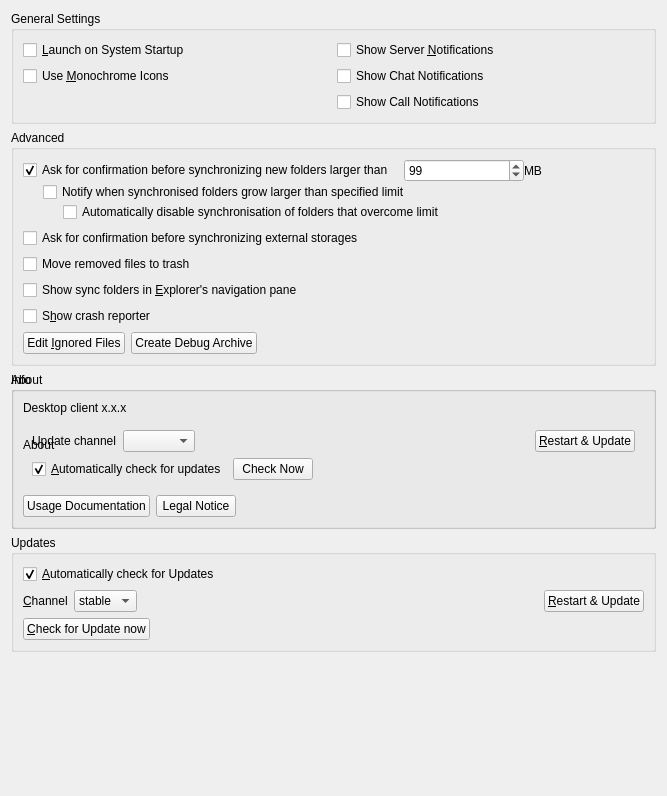
nextcloud/desktop, file src/gui/generalsettings.ui: the form before one commit.
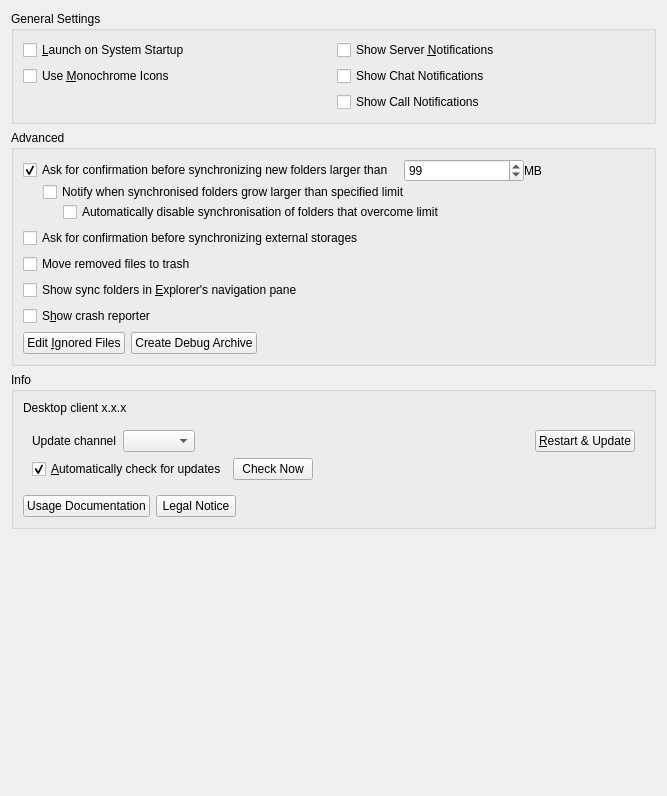
The form after the commit.

Commit message:
Fix broken general setting UI file
Looks like it was originally caused at some point by a bad rebase
conflict resolution

Diff of the .ui file:
```diff
--- a/src/gui/generalsettings.ui
+++ b/src/gui/generalsettings.ui
@@ -13,53 +13,7 @@
   <property name="windowTitle">
    <string notr="true">Form</string>
   </property>
-  <layout class="QGridLayout" name="gridLayout_3">
-   <item row="2" column="0">
-    <widget class="QGroupBox" name="aboutGroupBox">
-     <property name="title">
-      <string>About</string>
-     </property>
-     <layout class="QVBoxLayout" name="verticalLayout_3">
-      <item>
-       <widget class="QLabel" name="aboutLabel">
-        <property name="sizePolicy">
-         <sizepolicy hsizetype="Preferred" vsizetype="Minimum">
-          <horstretch>0</horstretch>
-          <verstretch>0</verstretch>
-         </sizepolicy>
-        </property>
-        <property name="text">
-         <string>About</string>
-        </property>
-       </widget>
-      </item>
-      <item>
-       <layout class="QHBoxLayout" name="horizontalLayout_6">
-        <item>
-         <widget class="QPushButton" name="legalNoticeButton">
-          <property name="text">
-           <string>Legal notice</string>
-          </property>
-         </widget>
-        </item>
-        <item>
-         <spacer name="horizontalSpacer_2">
-          <property name="orientation">
-           <enum>Qt::Horizontal</enum>
-          </property>
-          <property name="sizeHint" stdset="0">
-           <size>
-            <width>40</width>
-            <height>20</height>
-           </size>
-          </property>
-         </spacer>
-        </item>
-       </layout>
-      </item>
-     </layout>
-    </widget>
-   </item>
+  <layout class="QGridLayout" name="gridLayout_3"> 
    <item row="0" column="0">
     <widget class="QGroupBox" name="generalGroupBox">
      <property name="title">
@@ -106,122 +60,7 @@
       </item>
      </layout>
     </widget>
-   </item>
-   <item row="3" column="0">
-    <widget class="QGroupBox" name="updatesGroupBox">
-     <property name="title">
-      <string>Updates</string>
-     </property>
-     <layout class="QVBoxLayout" name="verticalLayout_2">
-      <item>
-       <layout class="QHBoxLayout" name="horizontalLayout_11">
-        <item>
-         <widget class="QCheckBox" name="autoCheckForUpdatesCheckBox">
-          <property name="text">
-           <string>&amp;Automatically check for Updates</string>
-          </property>
-          <property name="checked">
-           <bool>true</bool>
-          </property>
-         </widget>
-        </item>
-       </layout>
-      </item>
-      <item>
-       <layout class="QHBoxLayout" name="horizontalLayout_2">
-        <item>
-         <widget class="QLabel" name="updateChannelLabel">
-          <property name="sizePolicy">
-           <sizepolicy hsizetype="Maximum" vsizetype="Preferred">
-            <horstretch>0</horstretch>
-            <verstretch>0</verstretch>
-           </sizepolicy>
-          </property>
-          <property name="text">
-           <string>&amp;Channel</string>
-          </property>
-          <property name="buddy">
-           <cstring>updateChannel</cstring>
-          </property>
-         </widget>
-        </item>
-        <item>
-         <widget class="QComboBox" name="updateChannel">
-          <property name="sizePolicy">
-           <sizepolicy hsizetype="Maximum" vsizetype="Fixed">
-            <horstretch>0</horstretch>
-            <verstretch>0</verstretch>
-           </sizepolicy>
-          </property>
-          <item>
-           <property name="text">
-            <string>stable</string>
-           </property>
-          </item>
-          <item>
-           <property name="text">
-            <string>beta</string>
-           </property>
-          </item>
-         </widget>
-        </item>
-        <item>
-         <widget class="QLabel" name="updateStateLabel">
-          <property name="text">
-           <string/>
-          </property>
-          <property name="wordWrap">
-           <bool>true</bool>
-          </property>
-          <property name="openExternalLinks">
-           <bool>true</bool>
-          </property>
-         </widget>
-        </item>
-        <item>
-         <widget class="QPushButton" name="restartButton">
-          <property name="sizePolicy">
-           <sizepolicy hsizetype="Maximum" vsizetype="Fixed">
-            <horstretch>0</horstretch>
-            <verstretch>0</verstretch>
-           </sizepolicy>
-          </property>
-          <property name="text">
-           <string>&amp;Restart &amp;&amp; Update</string>
-          </property>
-         </widget>
-        </item>
-       </layout>
-      </item>
-      <item>
-       <widget class="QPushButton" name="updateButton">
-        <property name="sizePolicy">
-         <sizepolicy hsizetype="Maximum" vsizetype="Fixed">
-          <horstretch>0</horstretch>
-          <verstretch>0</verstretch>
-         </sizepolicy>
-        </property>
-        <property name="text">
-         <string>&amp;Check for Update now</string>
-        </property>
-       </widget>
-      </item>
-     </layout>
-    </widget>
-   </item>
-   <item row="4" column="0">
-    <spacer name="verticalSpacer">
-     <property name="orientation">
-      <enum>Qt::Vertical</enum>
-     </property>
-     <property name="sizeHint" stdset="0">
-      <size>
-       <width>20</width>
-       <height>0</height>
-      </size>
-     </property>
-    </spacer>
-   </item>
+   </item> 
    <item row="1" column="0">
     <widget class="QGroupBox" name="groupBox">
      <property name="title">
```
